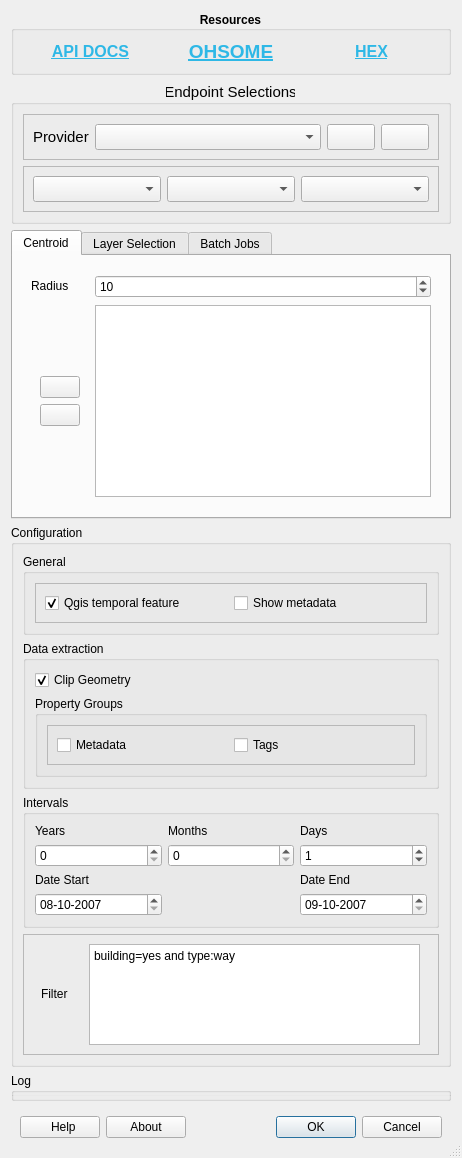
First picture: the form in OhsomeQgis/gui/OhsomeQgisDialogUI.ui, repository GIScience/ohsome-qgis-plugin, before the edit.
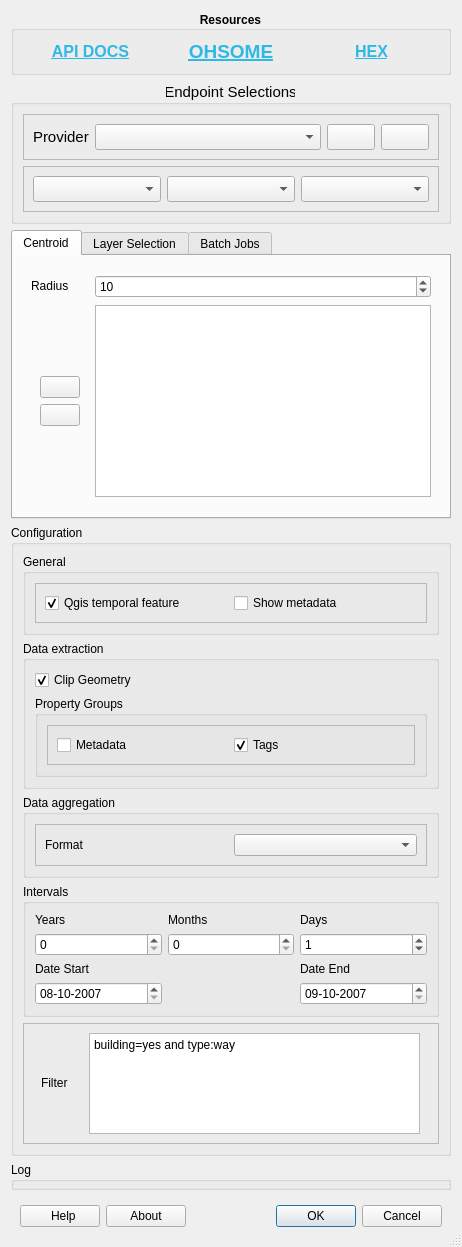
Second picture: the form after the edit. Icons and pictures are not drawn. Custom widgets are drawn as their Qt base class.

Commit message: add data aggregation format

```diff
--- a/OhsomeQgis/gui/OhsomeQgisDialogUI.ui
+++ b/OhsomeQgis/gui/OhsomeQgisDialogUI.ui
@@ -802,6 +802,9 @@
                  <property name="text">
                   <string>Tags</string>
                  </property>
+                 <property name="checked">
+                  <bool>true</bool>
+                 </property>
                 </widget>
                </item>
               </layout>
@@ -813,6 +816,37 @@
         </layout>
        </widget>
       </item>
+      <item>
+       <widget class="QgsCollapsibleGroupBox" name="data_aggregation_group">
+        <property name="title">
+         <string>Data aggregation</string>
+        </property>
+        <layout class="QVBoxLayout" name="verticalLayout_9">
+         <item>
+          <widget class="QFrame" name="frame">
+           <property name="frameShape">
+            <enum>QFrame::StyledPanel</enum>
+           </property>
+           <property name="frameShadow">
+            <enum>QFrame::Raised</enum>
+           </property>
+           <layout class="QHBoxLayout" name="horizontalLayout_9">
+            <item>
+             <widget class="QLabel" name="label">
+              <property name="text">
+               <string>Format</string>
+              </property>
+             </widget>
+            </item>
+            <item>
+             <widget class="QComboBox" name="data_aggregation_format"/>
+            </item>
+           </layout>
+          </widget>
+         </item>
+        </layout>
+       </widget>
+      </item>
       <item>
        <widget class="QgsCollapsibleGroupBox" name="intervals_group">
         <property name="title">
```
The commit also changes 3 other files.
